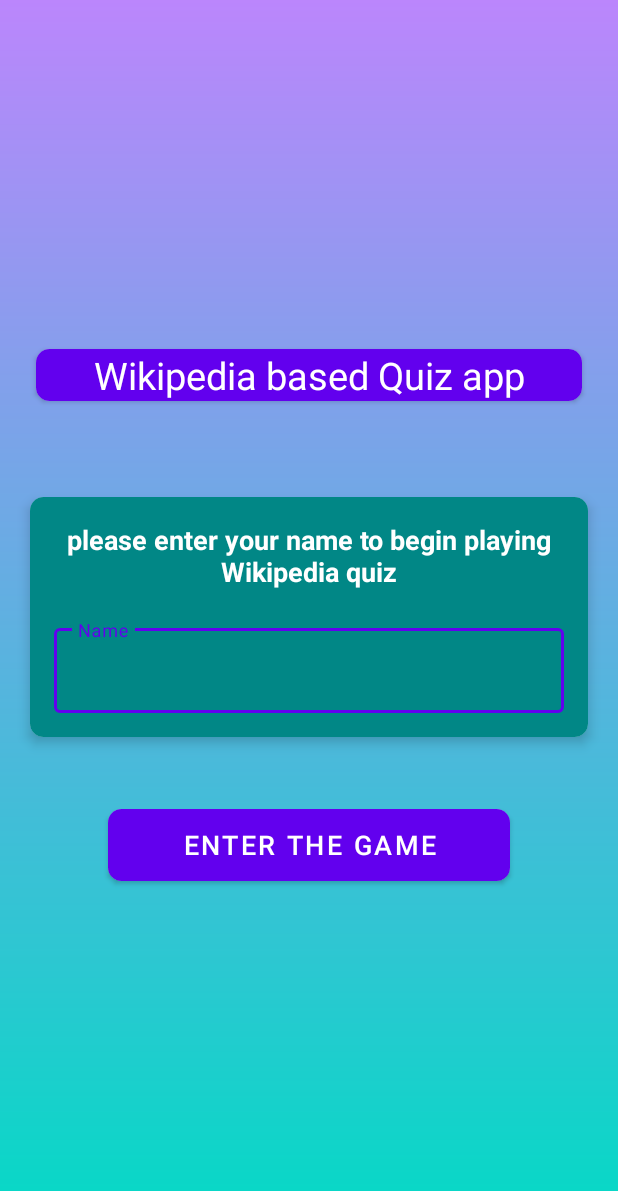
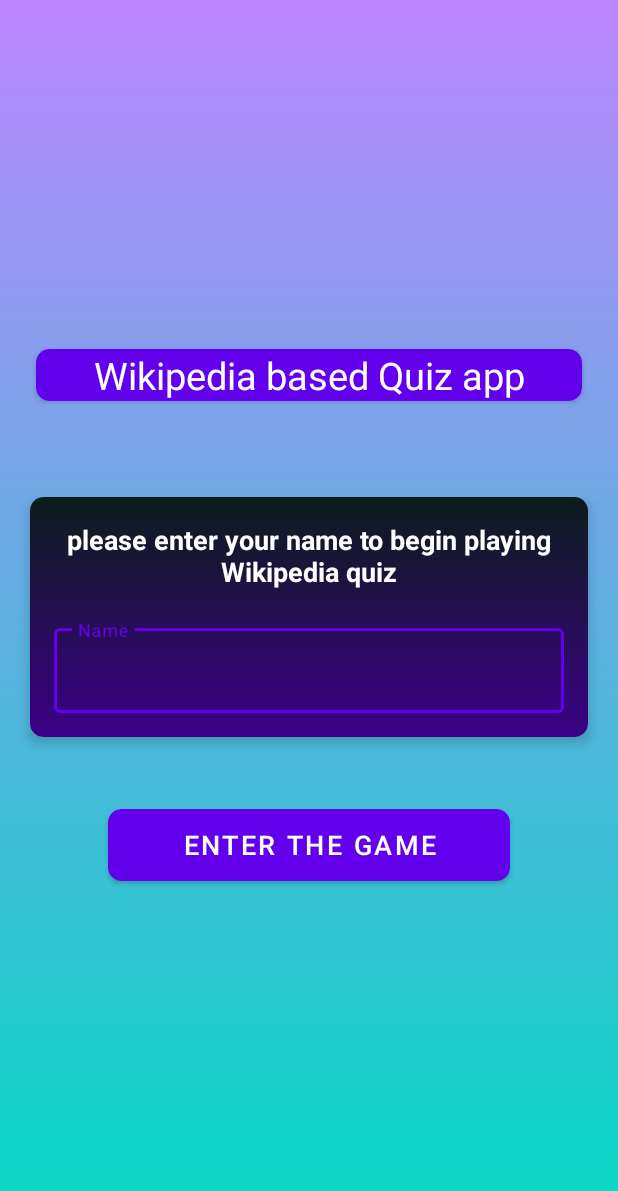
Before and after one commit to Pr1eMan/QuizGame, an Android app: the screen it shows after launch (MainActivity), on a phone screen of 412 x 824 dp. Shown: the top 1191 px of the screen. Run offline under Robolectric (Android 15) with nearby library versions, the phone set to English and light mode, and no system bars.

Commit message:
mainpage frontend changes

```diff
--- /dev/null
+++ b/app/src/main/res/drawable/bg_background2.xml
@@ -0,0 +1,7 @@
+<?xml version="1.0" encoding="utf-8"?>
+<shape xmlns:android="http://schemas.android.com/apk/res/android">
+    <gradient
+        android:startColor="#3C0087"
+        android:endColor="#0C1C1B"
+        android:angle="90"/>
+</shape>
--- a/app/src/main/res/layout/activity_main.xml
+++ b/app/src/main/res/layout/activity_main.xml
@@ -44,7 +44,7 @@
             android:layout_width="match_parent"
             android:layout_height="wrap_content"
             android:orientation="vertical"
-            android:background="@color/teal_700"
+            android:background="@drawable/bg_background2"
             android:padding="16dp">
 
 
@@ -62,6 +62,7 @@
                 android:layout_width="match_parent"
                 android:layout_height="wrap_content"
                 android:layout_marginTop="20dp"
+                android:textColorHint="@color/white"
                 style="@style/Widget.MaterialComponents.TextInputLayout.OutlinedBox">
                 <androidx.appcompat.widget.AppCompatEditText
                     android:id="@+id/etName"
```
